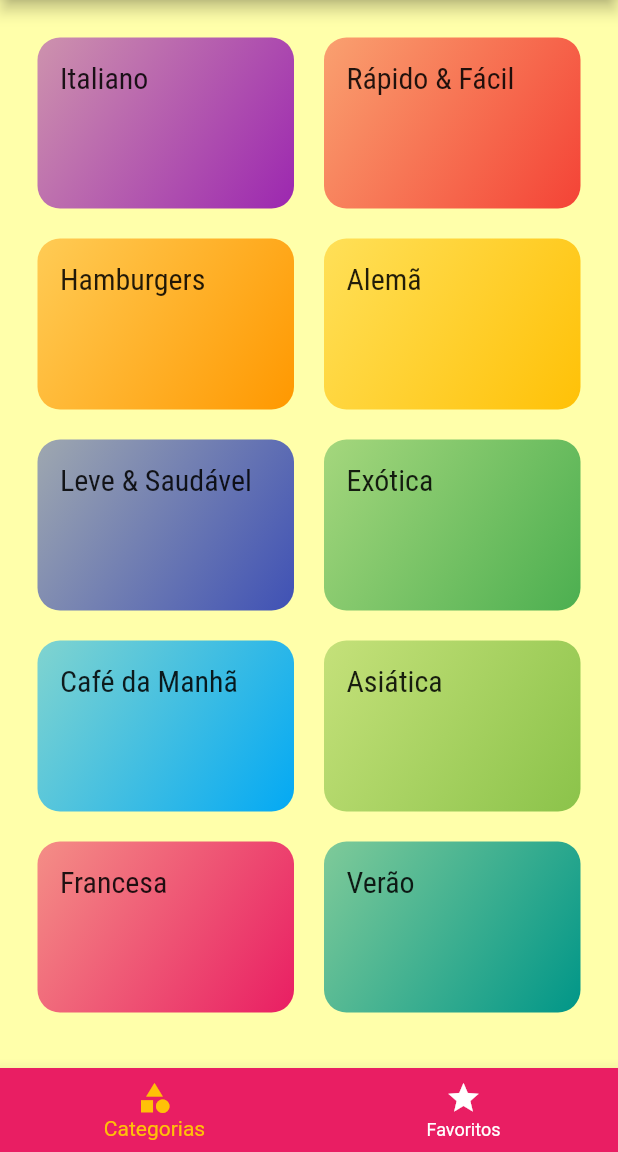
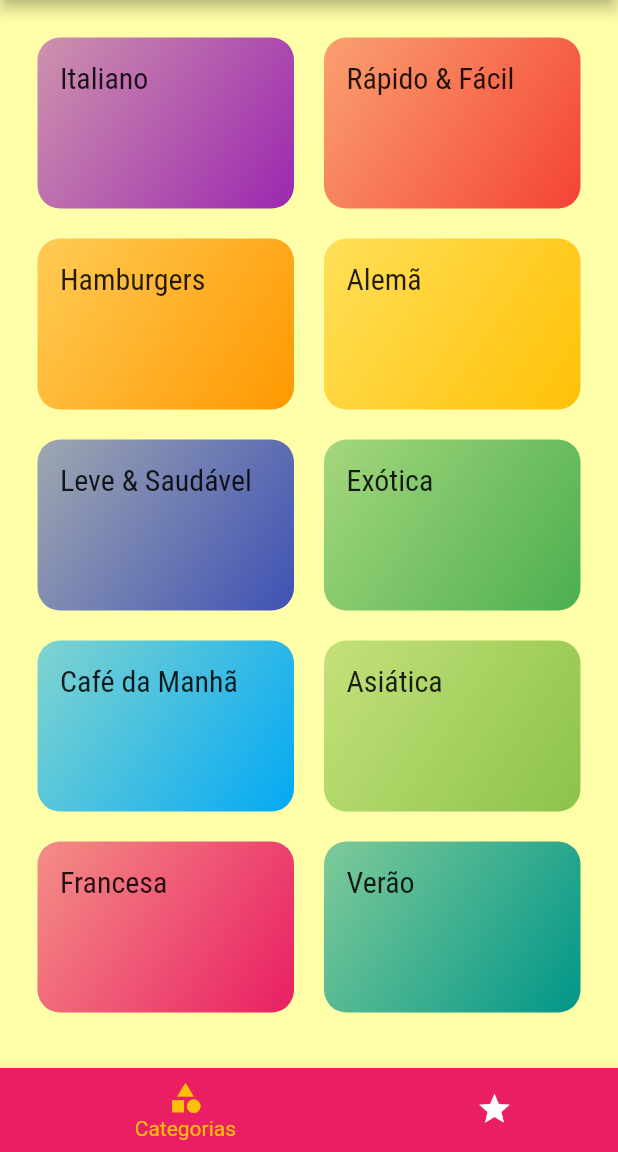
Before and after one commit to DanielErnany/meals, a Flutter app: the screen it shows after launch, on a phone screen of 412 x 824 dp, the part 84-1236 px from its top. Run offline on Flutter 3.47's test engine with Material 2 defaults, Android fonts, the phone set to English and light mode, and no system bars.

Commit message:
TabBar  na parte inferior com animação da aba

```diff
--- a/lib/screens/tabs_screen.dart
+++ b/lib/screens/tabs_screen.dart
@@ -37,14 +37,18 @@ class _TabsScreemState extends State<TabsScreem> {
         selectedItemColor: Theme.of(context).accentColor,
         // Mostra qual dos itens está selecionado
         currentIndex: _selectedIndexScreen,
+        // Cria uma animação na tabBar
+        type: BottomNavigationBarType.shifting,
         onTap: _selectScreen,
         backgroundColor: Theme.of(context).primaryColor,
         items: [
           BottomNavigationBarItem(
+            backgroundColor: Theme.of(context).primaryColor,
             icon: Icon(Icons.category),
             title: Text('Categorias'),
           ),
           BottomNavigationBarItem(
+            backgroundColor: Theme.of(context).primaryColor,
             icon: Icon(Icons.star),
             title: Text('Favoritos'),
           ),
```
